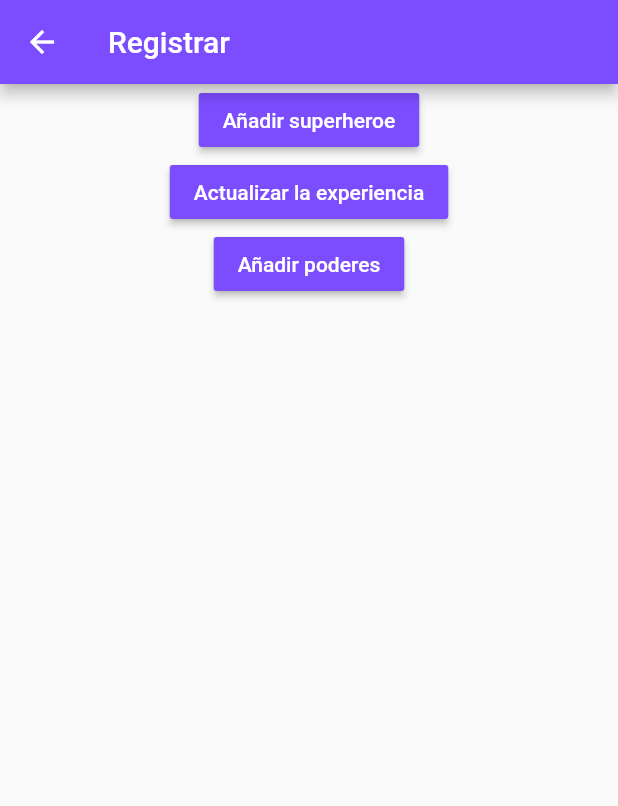
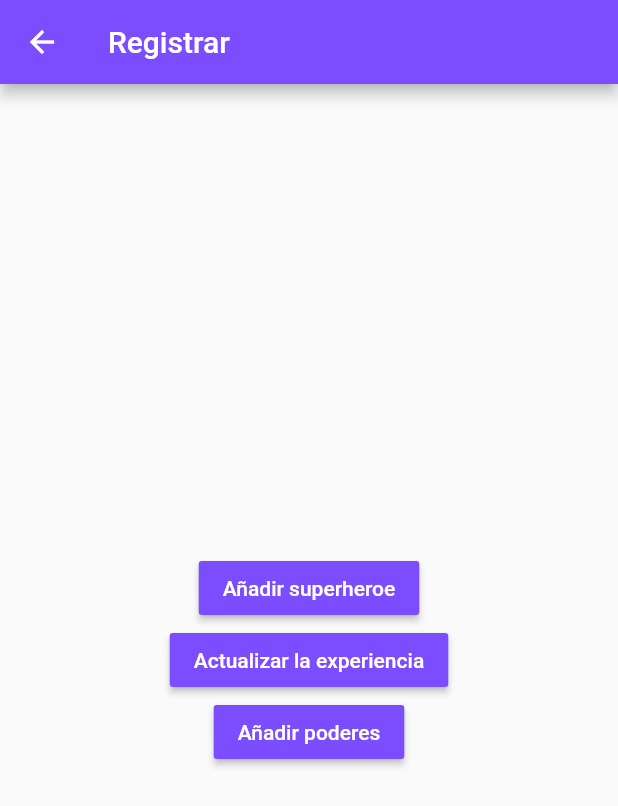
Before and after one commit to FranciscoCFubenow/flutter_codigo4_state, a Flutter app: the screen it shows after launch, after a tap on the "add" icon, on a phone screen of 412 x 824 dp. Shown: the top 806 px of the screen. Run offline on Flutter 3.47's test engine with Material 2 defaults, Android fonts, the light colour scheme and no system bars.

Commit message:
Cambio en break

```diff
--- a/lib/pages/home_page.dart
+++ b/lib/pages/home_page.dart
@@ -1,5 +1,7 @@
 import 'package:flutter/material.dart';
+import 'package:flutter_codigo4_state/models/superheroe_model.dart';
 import 'package:flutter_codigo4_state/pages/register_page.dart';
+import 'package:flutter_codigo4_state/services/superheroe_service.dart';
 
 class HomePage extends StatelessWidget {
   const HomePage({Key? key}) : super(key: key);
@@ -19,7 +21,32 @@ class HomePage extends StatelessWidget {
         backgroundColor: Colors.deepPurpleAccent,
         child: Icon(Icons.add),
       ),
-      body: SingleChildScrollView(
+      body: StreamBuilder(
+        stream: SuperheroeService().superheroeStream,
+        builder: (BuildContext context, AsyncSnapshot snap) {
+          if (snap.hasData) {
+            Superheroe superheroe = snap.data;
+            print("xxxxxxxxxx Superheroe ${superheroe.name}");
+            return InfoSuperheroeWidget(
+              superheroe: superheroe,
+            );
+          }
+          return Center(
+            child: CircularProgressIndicator(),
+          );
+        },
+      ),
+    );
+  }
+}
+
+class InfoSuperheroeWidget extends StatelessWidget {
+  Superheroe superheroe;
+  InfoSuperheroeWidget({required this.superheroe});
+
+  @override
+  Widget build(BuildContext context) {
+    return SingleChildScrollView(
       child: Padding(
         padding: const EdgeInsets.all(12.0),
         child: Column(
@@ -33,36 +60,22 @@ class HomePage extends StatelessWidget {
             ),
             Divider(),
             ListTile(
-                title: Text("Nombre: "),
+              title: Text("Nombre: ${superheroe.name}"),
             ),
             ListTile(
-                title: Text("Años de Experiencia: "),
+              title: Text("Años de Experiencia: ${superheroe.experiencia}"),
             ),
             Divider(),
             Text(
               "Poderes",
               style: TextStyle(fontSize: 20),
             ),
-              ListTile(
-                title: Text("Poder 1"),
+            ...superheroe.powers.map(
+              (e) => ListTile(
+                title: Text(e),
               ),
-              ListTile(
-                title: Text("Poder 2"),
-              ),
-              ListTile(
-                title: Text("Poder 2"),
-              ),
-              ListTile(
-                title: Text("Poder 3"),
-              ),
-              ListTile(
-                title: Text("Poder 4"),
-              ),
-              ListTile(
-                title: Text("Poder 5"),
             ),
           ],
-          ),
         ),
       ),
     );
--- a/lib/pages/register_page.dart
+++ b/lib/pages/register_page.dart
@@ -1,4 +1,6 @@
 import 'package:flutter/material.dart';
+import 'package:flutter_codigo4_state/models/superheroe_model.dart';
+import 'package:flutter_codigo4_state/services/superheroe_service.dart';
 
 class RegisterPage extends StatelessWidget {
   const RegisterPage({Key? key}) : super(key: key);
@@ -8,13 +10,35 @@ class RegisterPage extends StatelessWidget {
     return Scaffold(
       appBar: AppBar(
         backgroundColor: Colors.deepPurpleAccent,
-        title: Text("Registrar"),
+        title: StreamBuilder(
+          stream: SuperheroeService().superheroeStream,
+          builder: (BuildContext context, AsyncSnapshot snap) {
+            if (snap.hasData) {
+              Superheroe superheroe = snap.data;
+              return Text("Registrar::: ${superheroe.name}");
+            }
+            return Text("Registrar");
+          },
+        ),
       ),
       body: Center(
         child: Column(
+          mainAxisAlignment: MainAxisAlignment.center,
           children: [
             MaterialButton(
-              onPressed: () {},
+              onPressed: () {
+                Superheroe batman = Superheroe(
+                  name: "Batman",
+                  experiencia: 20,
+                  powers: [
+                    "Inteligencia",
+                    "Artes Marciales",
+                    "Millonario",
+                  ],
+                );
+                SuperheroeService().createSuperhero(batman);
+                // superheroeService.createSuperhero(batman);
+              },
               child: Text(
                 "Añadir superheroe",
                 style: TextStyle(
@@ -24,7 +48,9 @@ class RegisterPage extends StatelessWidget {
               color: Colors.deepPurpleAccent,
             ),
             MaterialButton(
-              onPressed: () {},
+              onPressed: () {
+                SuperheroeService().updateExperience(100);
+              },
               child: Text(
                 "Actualizar la experiencia",
                 style: TextStyle(
@@ -34,7 +60,9 @@ class RegisterPage extends StatelessWidget {
               color: Colors.deepPurpleAccent,
             ),
             MaterialButton(
-              onPressed: () {},
+              onPressed: () {
+                SuperheroeService().addPower("X-Ray Vision");
+              },
               child: Text(
                 "Añadir poderes",
                 style: TextStyle(
--- /dev/null
+++ b/lib/services/superheroe_service.dart
@@ -0,0 +1,41 @@
+import 'dart:async';
+
+import 'package:flutter_codigo4_state/models/superheroe_model.dart';
+
+class SuperheroeService {
+  SuperheroeService._();
+  static final SuperheroeService _instance = SuperheroeService._();
+
+  factory SuperheroeService() {
+    return _instance;
+  }
+
+  Superheroe? _superheroe;
+
+  StreamController<Superheroe> _superheroeStream = StreamController.broadcast();
+
+  Stream<Superheroe> get superheroeStream => _superheroeStream.stream;
+
+  Superheroe get superheroe => _superheroe!;
+
+  createSuperhero(Superheroe superheroe) {
+    _superheroe = superheroe;
+    _superheroeStream.add(_superheroe!);
+  }
+
+  updateExperience(int experience) {
+    _superheroe!.experiencia = experience;
+    _superheroeStream.add(_superheroe!);
+  }
+
+  addPower(String newPower) {
+    _superheroe!.powers.add(newPower);
+    _superheroeStream.add(_superheroe!);
+  }
+
+  closeStream() {
+    _superheroeStream.close();
+  }
+}
+
+// final superheroeService = _SuperheroeService();
```
Lines whose indentation alone changed are shown as unchanged.
